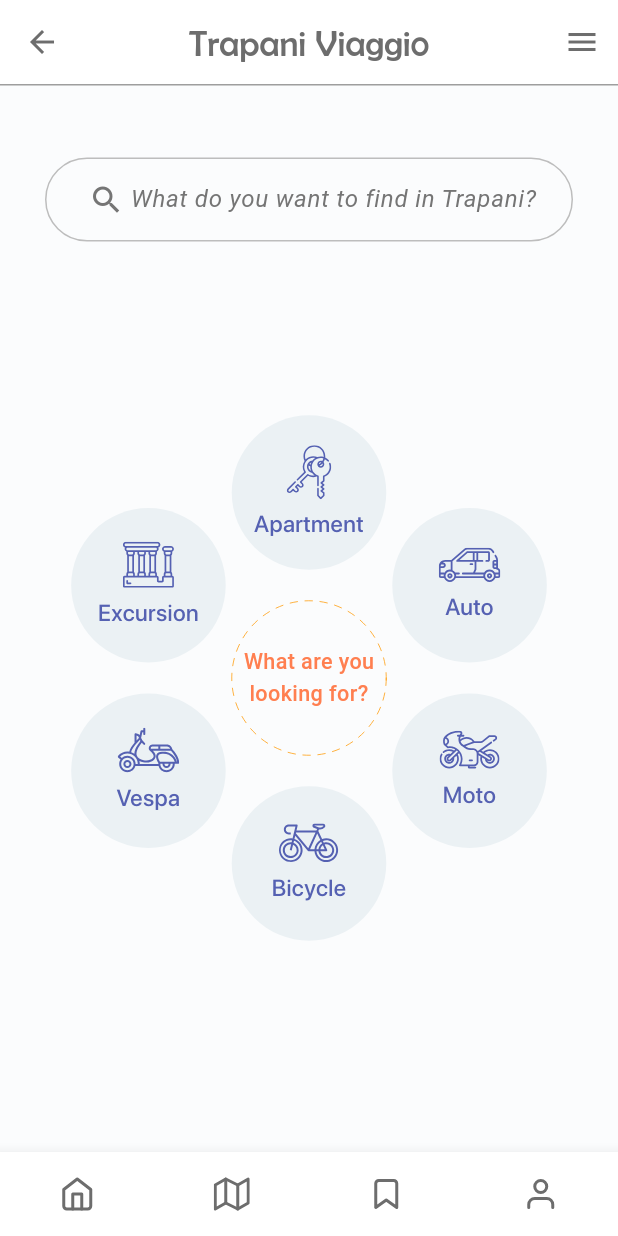
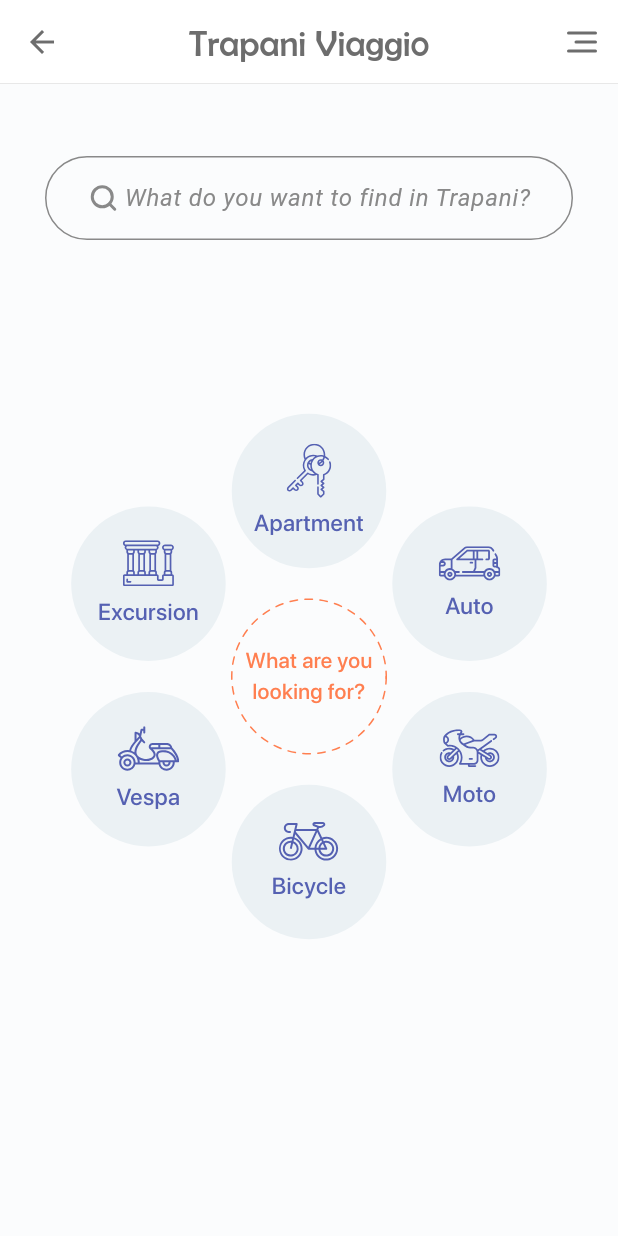
Before and after one commit to DushaHrusha/Trapani-Viaggio-App, a Flutter app: the screen it shows after launch, on a phone screen of 412 x 824 dp. Run offline on Flutter 3.47's test engine with Material 3 defaults, Android fonts, the phone set to English and light mode, and no system bars; our stand-ins replace flutter_svg; project files that could hold a hidden picture were left out.

Commit message:
add small details

```diff
--- /dev/null
+++ b/devtools_options.yaml
@@ -0,0 +1,3 @@
+description: This file stores settings for Dart & Flutter DevTools.
+documentation: https://docs.flutter.dev/tools/devtools/extensions#configure-extension-enablement-states
+extensions:
--- /dev/null
+++ b/lib/base_colors.dart
@@ -0,0 +1,11 @@
+import 'package:flutter/material.dart';
+
+class BaseColors {
+  static const Color primary = Color.fromARGB(255, 137, 137, 137);
+  static const Color secondary = Color.fromARGB(255, 85, 97, 178);
+  static const Color accent = Color.fromARGB(255, 255, 127, 80);
+  static const Color background = Color.fromARGB(255, 251, 252, 253);
+  static const Color backgroundCircles = Color.fromARGB(255, 235, 241, 244);
+  static const Color text = Color.fromARGB(255, 109, 109, 109);
+  static const Color line = Color.fromARGB(255, 224, 224, 224);
+}
--- a/lib/main_menu.dart
+++ b/lib/main_menu.dart
@@ -1,6 +1,7 @@
 import 'dart:math';
 import 'package:flutter/material.dart';
 import 'package:flutter_svg/flutter_svg.dart';
+import 'package:test_task/base_colors.dart';
 import 'package:test_task/bottom_bar.dart';
 import 'package:test_task/car_catalog.dart';
 
@@ -13,6 +14,7 @@ class MainMenu extends StatefulWidget {
 
 class _MainMenuState extends State<MainMenu> with TickerProviderStateMixin {
   late AnimationController _controller;
+
   final List<String> _labels = [
     'Apartment',
     'Auto',
@@ -30,19 +32,76 @@ class _MainMenuState extends State<MainMenu> with TickerProviderStateMixin {
     'assets/file/Vespa.svg',
     'assets/file/Excursion.svg',
   ];
+  late Animation<double> _opacityAnimation;
+  late AnimationController _stageController;
+  late AnimationController _appBarController;
+  late AnimationController _searchController;
+  late AnimationController _circlesController;
+  late AnimationController _bottomBarController;
 
   @override
   void initState() {
     super.initState();
     _controller = AnimationController(
       vsync: this,
-      duration: const Duration(milliseconds: 1000),
-    )..forward();
+      duration: const Duration(milliseconds: 500),
+    ); // Общий контроллер этапов
+    _stageController = AnimationController(
+      vsync: this,
+      duration: const Duration(milliseconds: 2500),
+    );
+    _opacityAnimation = Tween<double>(
+      begin: 0.0,
+      end: 1.0,
+    ).animate(CurvedAnimation(parent: _controller, curve: Curves.easeInOut));
+
+    _appBarController = AnimationController(
+      vsync: this,
+      duration: const Duration(milliseconds: 500),
+    );
+
+    _searchController = AnimationController(
+      vsync: this,
+      duration: const Duration(milliseconds: 500),
+    );
+
+    _circlesController = AnimationController(
+      vsync: this,
+      duration: const Duration(milliseconds: 500),
+    );
+
+    _bottomBarController = AnimationController(
+      vsync: this,
+      duration: const Duration(milliseconds: 500),
+    );
+
+    // Запуск последовательности
+    _stageController.addStatusListener((status) {
+      if (status == AnimationStatus.completed) {
+        Future.delayed(const Duration(milliseconds: 23), () {
+          _appBarController.forward().then((_) {
+            _searchController.forward().then((_) {
+              _circlesController.forward().then((_) {
+                _controller.forward().then((_) {
+                  _bottomBarController.forward();
+                });
+              });
+            });
+          });
+        });
+      }
+    });
+
+    _stageController.forward();
   }
 
   @override
   void dispose() {
-    _controller.dispose();
+    _stageController.dispose();
+    _appBarController.dispose();
+    _searchController.dispose();
+    _circlesController.dispose();
+    _bottomBarController.dispose();
     super.dispose();
   }
 
@@ -52,53 +111,78 @@ class _MainMenuState extends State<MainMenu> with TickerProviderStateMixin {
     final center = Offset(size * 2, size * 2);
     final radius = size * 1.2;
     return Scaffold(
-      backgroundColor: Color.fromARGB(255, 251, 252, 253),
-      appBar: AppBar(
+      backgroundColor: Color.fromRGBO(251, 252, 253, 1),
+      appBar: PreferredSize(
+        preferredSize: const Size.fromHeight(kToolbarHeight),
+        child: AnimatedBuilder(
+          animation: _appBarController,
+          builder: (context, child) {
+            return Opacity(
+              opacity: _appBarController.value,
+              child: AppBar(
                 leading: IconButton(
                   icon: const Icon(Icons.arrow_back),
                   onPressed: () => Navigator.pop(context),
-          color: Color.fromARGB(255, 109, 109, 109),
+                  color: BaseColors.text,
                 ),
-        title: const Text(
+                title: Text(
                   'Trapani Viaggio',
                   style: TextStyle(
                     fontSize: 24,
                     fontFamily: 'Berlin Sans FB',
                     fontWeight: FontWeight.w400,
-            color: Color.fromARGB(255, 109, 109, 109),
+                    color: BaseColors.text,
                   ),
                 ),
                 centerTitle: true,
                 actions: [
                   IconButton(
-            icon: const Icon(Icons.menu),
+                    icon: SvgPicture.asset("assets/file/menu.svg"),
                     onPressed: () {},
-            color: Color.fromARGB(255, 109, 109, 109),
+                    color: BaseColors.text,
                   ),
                 ],
                 elevation: 0,
                 backgroundColor: Colors.white,
+                shape: Border(
+                  bottom: BorderSide(width: 0.5, color: BaseColors.line),
+                ),
+              ),
+            );
+          },
+        ),
       ),
       body: Column(
         children: [
-          const Divider(height: 1, thickness: 1, color: Colors.grey),
-          Padding(
-            padding: const EdgeInsets.only(top: 48.0, left: 30, right: 30),
+          AnimatedBuilder(
+            animation: _searchController,
+            builder: (context, child) {
+              return Opacity(
+                opacity: _searchController.value,
+                child: Padding(
+                  padding: const EdgeInsets.only(
+                    top: 48.0,
+                    left: 30,
+                    right: 30,
+                  ),
                   child: Container(
                     decoration: BoxDecoration(
-                color: Color.fromARGB(255, 251, 252, 253),
+                      color: BaseColors.background,
                       borderRadius: BorderRadius.circular(30),
-                border: Border.all(color: Colors.grey[400]!, width: 1.0),
+                      border: Border.all(color: BaseColors.primary, width: 1.0),
                     ),
                     child: TextField(
                       decoration: InputDecoration(
                         prefixIcon: Padding(
                           padding: const EdgeInsets.only(left: 28.0),
-                    child: Icon(Icons.search, color: Colors.grey[600]),
+                          child: SvgPicture.asset(
+                            "assets/file/search.svg",
+                            color: BaseColors.primary,
+                          ),
                         ),
                         hintText: 'What do you want to find in Trapani?',
                         hintStyle: TextStyle(
-                    color: Colors.grey[600],
+                          color: BaseColors.primary,
                           fontStyle: FontStyle.italic,
                         ),
                         border: InputBorder.none,
@@ -112,7 +196,15 @@ class _MainMenuState extends State<MainMenu> with TickerProviderStateMixin {
                     ),
                   ),
                 ),
-          Center(
+              );
+            },
+          ),
+          AnimatedBuilder(
+            animation: _circlesController,
+            builder: (context, child) {
+              return Opacity(
+                opacity: _circlesController.value,
+                child: Center(
                   child: SizedBox(
                     width: size * 4,
                     height: size * 5,
@@ -154,9 +246,20 @@ class _MainMenuState extends State<MainMenu> with TickerProviderStateMixin {
                     ),
                   ),
                 ),
+              );
+            },
+          ),
         ],
       ),
-      bottomNavigationBar: BottomBar(),
+      bottomNavigationBar: AnimatedBuilder(
+        animation: _bottomBarController,
+        builder: (context, child) {
+          return Opacity(
+            opacity: _bottomBarController.value,
+            child: const BottomBar(),
+          );
+        },
+      ),
     );
   }
 
@@ -165,7 +268,7 @@ class _MainMenuState extends State<MainMenu> with TickerProviderStateMixin {
       width: size,
       height: size,
       decoration: BoxDecoration(
-        color: Color.fromARGB(255, 235, 241, 244),
+        color: BaseColors.backgroundCircles,
         shape: BoxShape.circle,
       ),
       child: GestureDetector(
@@ -178,10 +281,7 @@ class _MainMenuState extends State<MainMenu> with TickerProviderStateMixin {
         child: Column(
           mainAxisAlignment: MainAxisAlignment.center,
           children: [
-            SvgPicture.asset(
-              _svgIcons[index],
-              color: Color.fromARGB(255, 85, 97, 178),
-            ),
+            SvgPicture.asset(_svgIcons[index], color: BaseColors.secondary),
             SizedBox(height: size * 0.05),
             Text(
               _labels[index],
@@ -189,7 +289,7 @@ class _MainMenuState extends State<MainMenu> with TickerProviderStateMixin {
               style: TextStyle(
                 fontFamily: 'San Francisco Pro Display',
                 fontSize: size * 0.15,
-                color: Color.fromARGB(255, 85, 97, 178),
+                color: BaseColors.secondary,
                 fontWeight: FontWeight.w400,
               ),
             ),
@@ -217,7 +317,8 @@ class _MainMenuState extends State<MainMenu> with TickerProviderStateMixin {
               textAlign: TextAlign.center,
               style: TextStyle(
                 fontSize: size * 0.14,
-                color: Color.fromARGB(255, 255, 127, 80),
+                fontFamily: 'San Francisco Pro Display',
+                color: BaseColors.accent,
                 fontWeight: FontWeight.w500,
               ),
             ),
@@ -233,9 +334,9 @@ class DashedCirclePainter extends CustomPainter {
   void paint(Canvas canvas, Size size) {
     final paint =
         Paint()
-          ..color = Colors.orange
+          ..color = BaseColors.accent
           ..style = PaintingStyle.stroke
-          ..strokeWidth = 0.5
+          ..strokeWidth = 1
           ..strokeCap = StrokeCap.round;
     double dashWidth = 5, dashSpace = 5, radius = size.width / 2;
     double startAngle = 0;
--- a/lib/splash_screen.dart
+++ b/lib/splash_screen.dart
@@ -29,31 +29,62 @@ class _SplashScreenState extends State<SplashScreen>
         _navigateToNextScreen();
       }
     });
-    // Animation setup
+
+    // Корректируем интервалы
     _lightSpread = CurvedAnimation(
       parent: _controller,
-      curve: Interval(0.0, 0.6, curve: Curves.easeOut),
+      curve: Interval(0.0, 0.5, curve: Curves.easeOut),
     );
 
     _subtitleFade = Tween<double>(begin: 0.0, end: 1.0).animate(
       CurvedAnimation(
         parent: _controller,
-        curve: Interval(0.7, 1, curve: Curves.easeIn),
+        curve: Interval(0.7, 1.0, curve: Curves.easeIn), // Было 1.8-2.0
       ),
     );
+
     _subtitleFade1 = Tween<double>(begin: 0.0, end: 1.0).animate(
       CurvedAnimation(
         parent: _controller,
-        curve: Interval(0.4, 0.7, curve: Curves.easeIn),
+        curve: Interval(0.4, 0.7, curve: Curves.easeIn), // Было 1.0-1.8
       ),
     );
+
     _subtitleFade2 = Tween<double>(begin: 0.0, end: 1.0).animate(
       CurvedAnimation(
         parent: _controller,
-        curve: Interval(0.1, 0.4, curve: Curves.easeIn),
+        curve: Interval(
+          0.1,
+          0.4,
+          curve: Curves.easeIn,
+        ), // Оставлено без изменений
       ),
     );
+
     _controller.forward();
+  }
+
+  // 2. Модифицированный метод перехода с анимацией
+  void _navigateToNextScreen() {
+    Navigator.pushReplacement(
+      context,
+      PageRouteBuilder(
+        transitionDuration: const Duration(milliseconds: 1000),
+        pageBuilder: (_, __, ___) => MainMenu(),
+        transitionsBuilder: (context, animation, secondaryAnimation, child) {
+          return FadeTransition(
+            opacity: animation,
+            child: FadeTransition(
+              opacity: Tween<double>(
+                begin: 1.0,
+                end: 0.0,
+              ).animate(secondaryAnimation),
+              child: child,
+            ),
+          );
+        },
+      ),
+    );
   }
 
   @override
@@ -61,15 +92,6 @@ class _SplashScreenState extends State<SplashScreen>
     _controller.removeStatusListener((status) {});
     _controller.dispose();
     super.dispose();
-  }
-
-  void _navigateToNextScreen() {
-    WidgetsBinding.instance.addPostFrameCallback((_) {
-      Navigator.pushReplacement(
-        context,
-        MaterialPageRoute(builder: (context) => MainMenu()),
-      );
-    });
   }
 
   @override
--- a/pubspec.yaml
+++ b/pubspec.yaml
@@ -35,6 +35,7 @@ dependencies:
   # Use with the CupertinoIcons class for iOS style icons.
   cupertino_icons: ^1.0.8
   flutter_svg: ^2.2.0
+  device_preview: ^1.2.0
 
 dev_dependencies:
   flutter_test:
```
Also changed, not shown: assets/file/menu.svg (added), assets/file/search.svg (added), pubspec.lock, 2 other files. Lines whose indentation alone changed are shown as unchanged.
